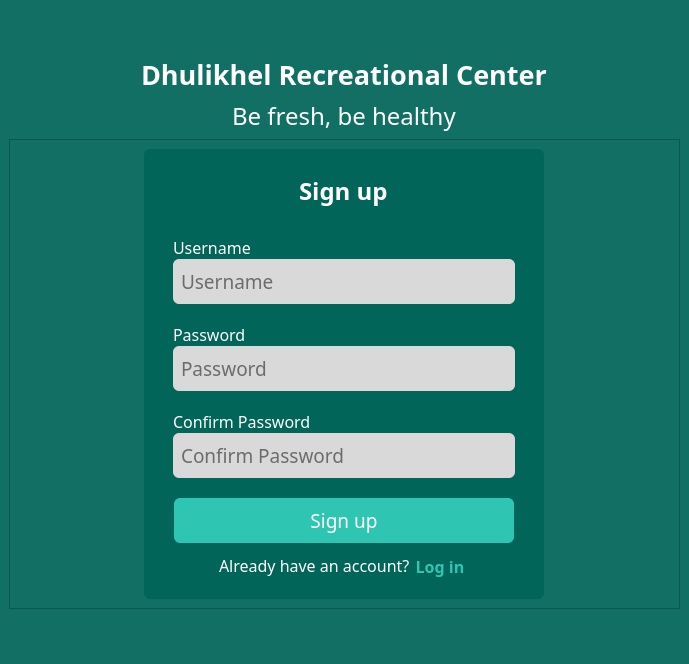
First picture: the form in registerpage.ui, repository sanjibdahal/RCMS, before the edit.
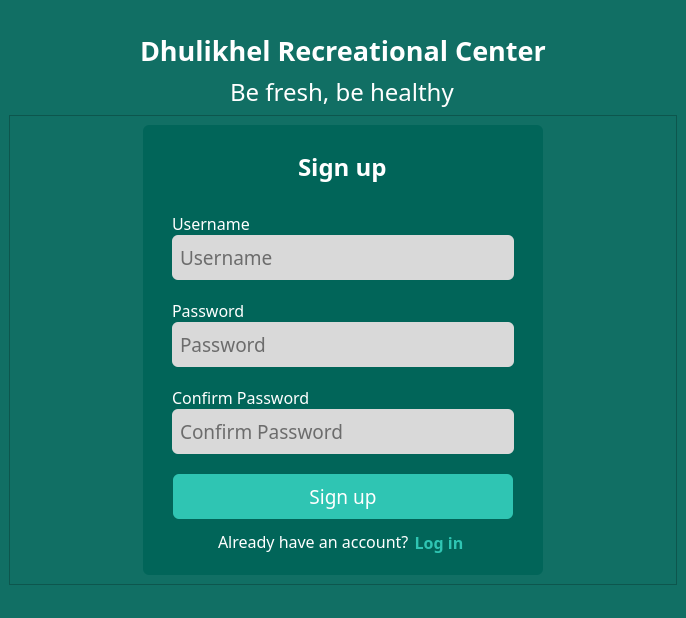
Second picture: the form after the edit. Icons and pictures are not drawn.

Diff of the .ui file:
```diff
--- a/registerpage.ui
+++ b/registerpage.ui
@@ -6,8 +6,8 @@
    <rect>
     <x>0</x>
     <y>0</y>
-    <width>689</width>
-    <height>664</height>
+    <width>686</width>
+    <height>618</height>
    </rect>
   </property>
   <property name="windowTitle">
@@ -81,13 +81,14 @@
      </widget>
     </item>
     <item>
-     <widget class="QFrame" name="frame_2">
+     <widget class="QStackedWidget" name="stackedWidget_2">
       <property name="frameShape">
        <enum>QFrame::StyledPanel</enum>
       </property>
       <property name="frameShadow">
        <enum>QFrame::Raised</enum>
       </property>
+      <widget class="QWidget" name="stackedWidget_2Page1" native="true">
       <layout class="QHBoxLayout" name="horizontalLayout_2">
        <item>
         <widget class="QFrame" name="frame">
@@ -518,6 +519,7 @@
         </widget>
        </item>
       </layout>
+      </widget>
      </widget>
     </item>
     <item>
```
Lines whose indentation alone changed are shown as unchanged.
